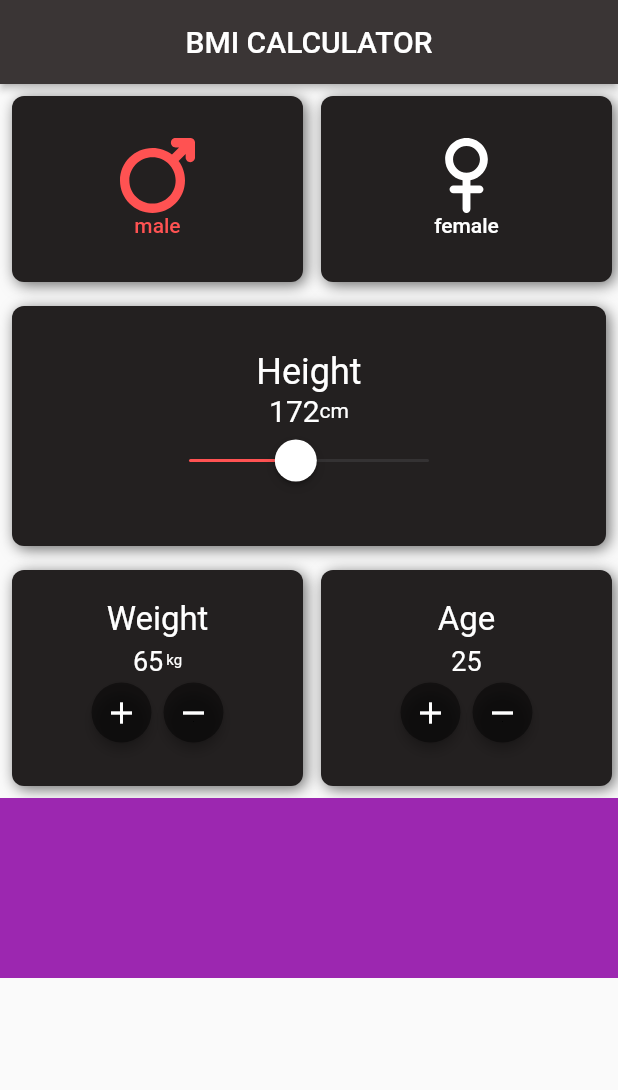
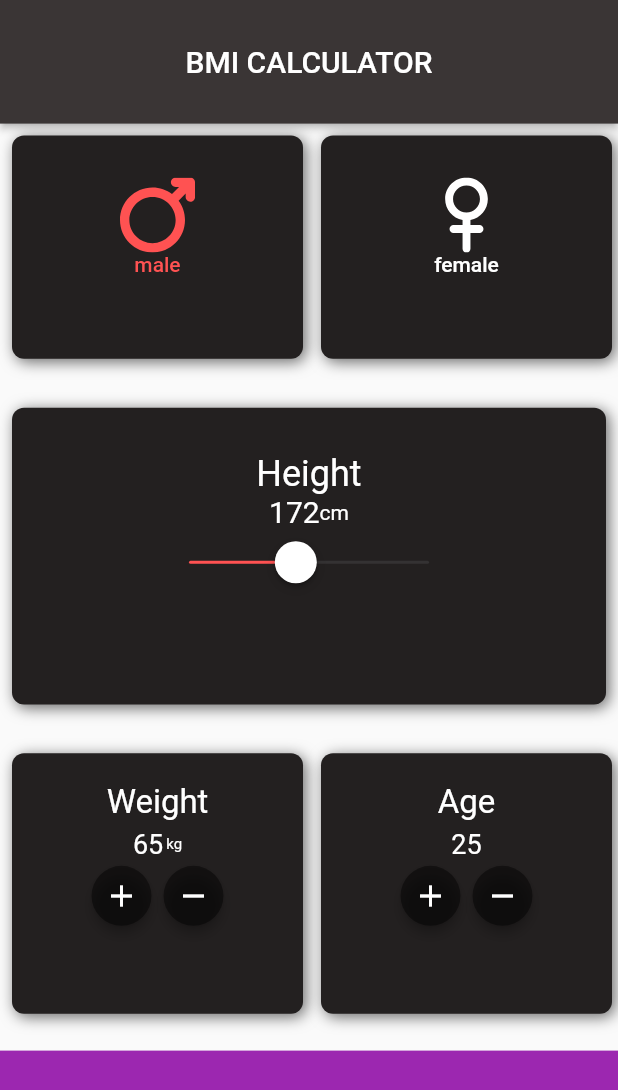
Before and after one commit to Parsa-jay/bmi_calculator, a Flutter app: the screen it shows after launch, on a phone screen of 412 x 824 dp. Shown: the top 1090 px of the screen. Run offline on Flutter 3.47's test engine with Material 2 defaults, Android fonts, the phone set to English and light mode, and no system bars; our stand-ins replace flutter_svg.

Commit message:
made design responsive by setting appbars and widgets heights to a percentage of screen height rather than a fixed value

```diff
--- a/lib/body.dart
+++ b/lib/body.dart
@@ -24,33 +24,33 @@ class Body extends StatefulWidget {
 class _BodyState extends State<Body> {
   @override
   Widget build(BuildContext context) {
-    final double screenHeight = MediaQuery.of(context).size.height;
-    final double screenWidth = MediaQuery.of(context).size.width;
-
     return Column(
+      mainAxisAlignment: MainAxisAlignment.spaceBetween,
       children: [
         // first row
 
-        Container(height: 140, child: const SexSelection()),
+        Container(
+            height: MediaQuery.of(context).size.height * 0.2,
+            child: const SexSelection()),
 
         // second row, height slider
         Container(
           decoration: Body.rowDecoration,
           margin: const EdgeInsets.all(8),
           padding: const EdgeInsets.all(30),
-          height: 160,
+          height: MediaQuery.of(context).size.height * 0.24,
           child: const HeightSlider(),
         ),
 
         // third row
         Container(
-          height: 160,
+          height: MediaQuery.of(context).size.height * 0.23,
           child: const AgeAndWeight(),
         ),
 
         // forth row
         Container(
-          height: 120,
+          height: MediaQuery.of(context).size.height * 0.15,
           color: Colors.purple,
           child: Row(),
         )
--- a/lib/main.dart
+++ b/lib/main.dart
@@ -16,6 +16,7 @@ class MyApp extends StatelessWidget {
           return Scaffold(
             appBar: AppBar(
               title: const Text('BMI CALCULATOR'),
+              toolbarHeight: MediaQuery.of(context).size.height * 0.1,
               centerTitle: true,
               backgroundColor: const Color.fromRGBO(58, 53, 53, 1),
               elevation: 2,
```
